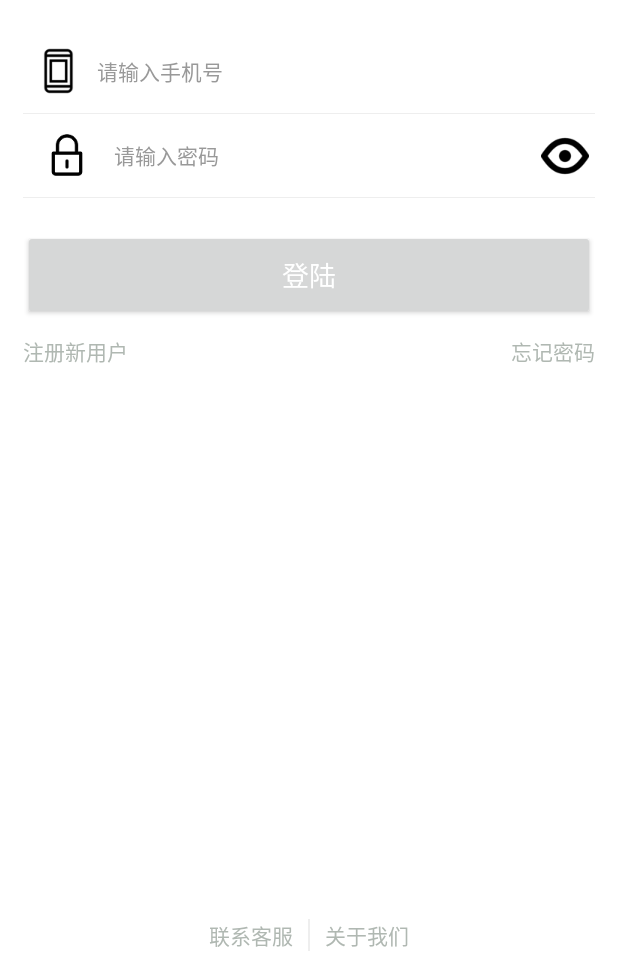
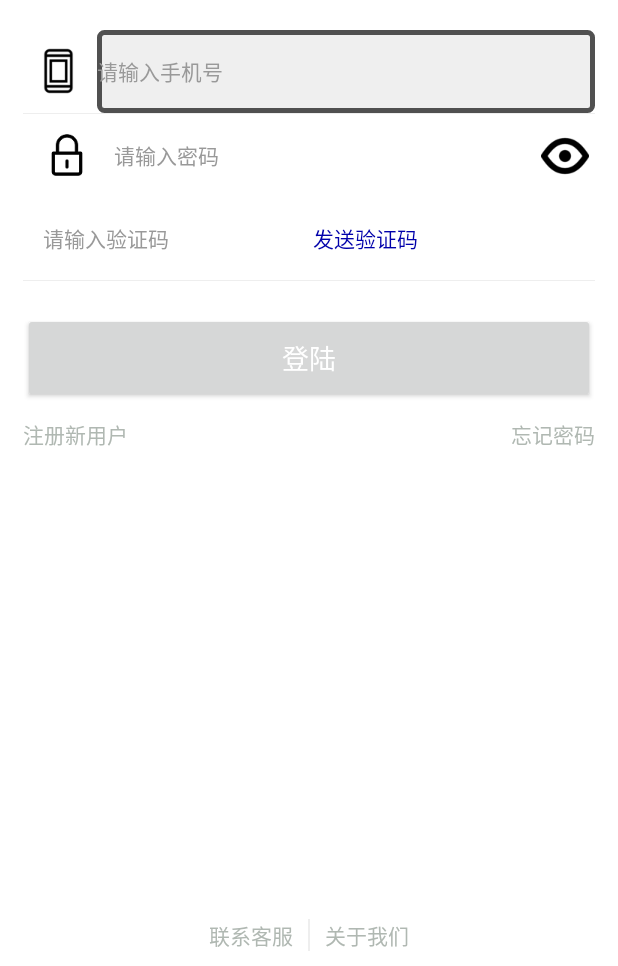
Before and after one commit to heroxu/KdApp, an Android app: the RegisterAndLoginActivity screen opened directly, with no data from a screen before it, on a phone screen of 412 x 824 dp, the part 270-1236 px from its top. Run offline under Robolectric (Android 15) with nearby library versions, the phone set to English and light mode, and no system bars; our stand-ins replace CircleImageView.

Commit message:
短信验证的界面开发

```diff
--- /dev/null
+++ b/app/src/main/res/drawable/bg_message_code_edittext.xml
@@ -0,0 +1,13 @@
+<?xml version="1.0" encoding="utf-8"?>
+<shape
+        xmlns:android="http://schemas.android.com/apk/res/android"
+        android:shape="rectangle">
+    <solid
+            android:color="#EFEFEF"/>
+    <corners
+            android:radius="3dip"
+            />
+    <stroke
+            android:width="5px"
+            android:color="#505050"/>
+</shape>
--- a/app/src/main/res/layout/activity_register_and_login.xml
+++ b/app/src/main/res/layout/activity_register_and_login.xml
@@ -60,7 +60,7 @@
                         android:layout_width="0dp"
                         android:layout_height="match_parent"
                         android:layout_weight="1"
-                        android:background="@null"
+                        android:background="@drawable/bg_message_code_edittext"
                         android:hint="@string/hint_login_username"
                         android:inputType="textVisiblePassword"
                         android:maxLength="11"
@@ -134,6 +134,44 @@
                         android:src="@drawable/ic_password_visiable"
                         tools:ignore="ContentDescription"/>
             </LinearLayout>
+
+
+            <LinearLayout
+                    android:layout_width="match_parent"
+                    android:layout_height="55dp"
+                    android:gravity="center_vertical"
+                    android:orientation="horizontal"
+                    android:paddingStart="13dp"
+                    tools:ignore="RtlSymmetry">
+
+                <EditText
+                        android:id="@+id/et_message_code"
+                        android:layout_height="match_parent"
+                        android:layout_width="150dp"
+                        android:background="@null"
+                        android:hint="@string/hint_message_code"
+                        android:inputType="textPassword"
+                        android:maxLength="30"
+                        android:singleLine="true"
+                        android:text=""
+                        android:textColor="@color/color_999999"
+                        android:textColorHint="@color/color_999999"
+                        android:textSize="14sp"
+                        tools:ignore="Autofill"/>
+
+                <TextView
+                        android:id="@+id/tv_send_message"
+                        android:layout_width="wrap_content"
+                        android:layout_height="fill_parent"
+                        android:gravity="center"
+                        android:layout_marginStart="30dp"
+                        android:scaleType="centerInside"
+                        android:textColor="@color/color_0000aa"
+                        android:text="@string/send_message_code"
+                        tools:ignore="ContentDescription"/>
+
+            </LinearLayout>
+
             <View
                     android:layout_width="match_parent"
                     android:layout_height="1px"
--- a/app/src/main/res/values/colors.xml
+++ b/app/src/main/res/values/colors.xml
@@ -13,5 +13,6 @@
     <color name="color_eeeeee">#eeeeee</color>
     <color name="color_ffffff">#ffffff</color>
     <color name="color_b0b8b2">#b0b8b2</color>
+    <color name="color_0000aa">#0000aa</color>
 
 </resources>
--- a/app/src/main/res/values/strings.xml
+++ b/app/src/main/res/values/strings.xml
@@ -24,10 +24,12 @@
     <string name="login_failed">"Login failed"</string>
     <string name="hint_login_username">请输入手机号</string>
     <string name="hint_login_password">请输入密码</string>
+    <string name="hint_message_code">请输入验证码</string>
     <string name="login">登陆</string>
     <string name="login_forget_pwd">忘记密码</string>
     <string name="register_new_user">注册新用户</string>
     <string name="contact_customer_service">联系客服</string>
     <string name="about_us">关于我们</string>
+    <string name="send_message_code">发送验证码</string>
 
 </resources>
```
Also changed, not shown: 1 other file.
